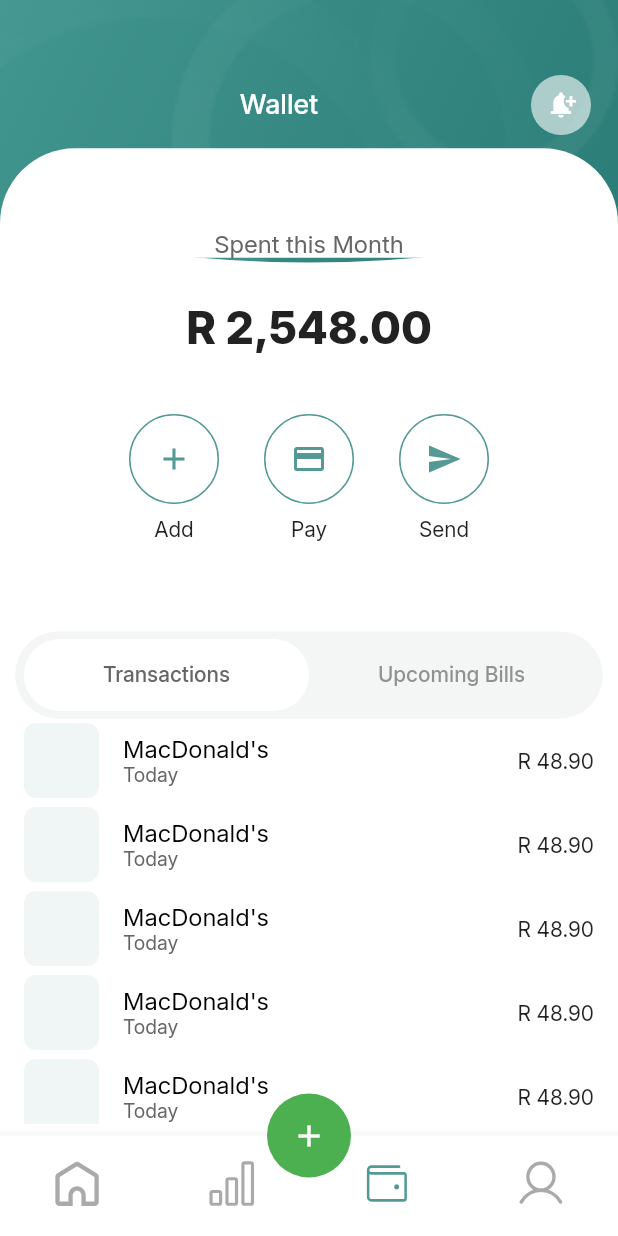
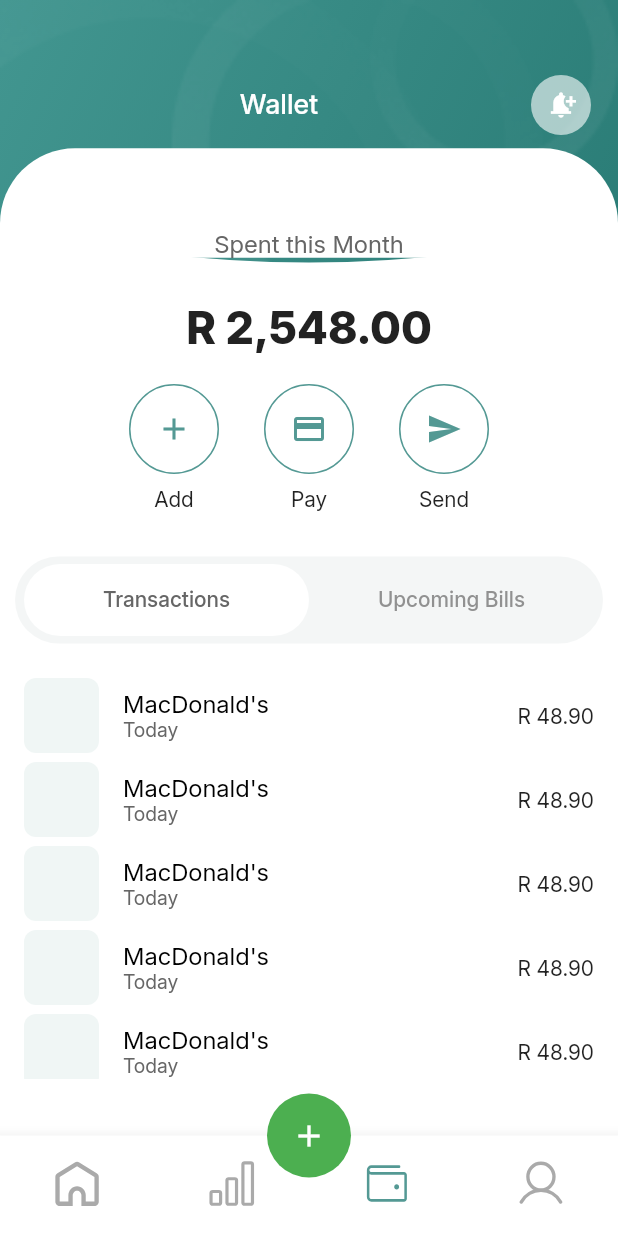
Before and after one commit to aceMediaDigital/expense_tracker, a Flutter app: the AppIndexScreen screen opened directly, item 3 of the bottom bar chosen, on a phone screen of 412 x 824 dp. Run offline on Flutter 3.47's test engine with Material 3 defaults, Android fonts, the light colour scheme and no system bars; our stand-ins replace device_info_plus, fl_chart, flutter_svg.

Commit message:
bugfix(iphone-sa): adds fixes to iphone se

```diff
--- a/lib/screens/app/wallet/wallet.dart
+++ b/lib/screens/app/wallet/wallet.dart
@@ -8,6 +8,7 @@
  */
 
 import 'package:flutter/material.dart';
+import 'package:expense_tracker/utils/utils.dart';
 
 class WalletScreen extends StatefulWidget {
 
@@ -18,10 +19,14 @@ class WalletScreen extends StatefulWidget {
 }
 
 class _WalletScreenState extends State<WalletScreen> {
+
+  bool isIphoneSeDevice = DeviceConfig().isIphoneSE;
+
   @override
   Widget build(BuildContext context) {
     Size screen = MediaQuery.of(context).size;
-    return Column(
+    return SingleChildScrollView(
+      child: Column(
        children: <Widget>[
 
          Stack(
@@ -31,7 +36,7 @@ class _WalletScreenState extends State<WalletScreen> {
                ClipPath(
                    clipper: BottomCurveWallet(),
                    child: Container(
-                   height: 200, width: screen.width,
+                     height: isIphoneSeDevice ? 170 : 200, width: screen.width,
                      decoration: BoxDecoration(
                          image: DecorationImage(
                            fit: BoxFit.cover,
@@ -49,7 +54,7 @@ class _WalletScreenState extends State<WalletScreen> {
                ),
 
                Positioned(
-                 top: 50,
+                   top: isIphoneSeDevice ? 30: 50,
                    left: 0, right: 0,
                    child: Padding(
                      padding: const EdgeInsets.symmetric(horizontal: 18.0),
@@ -105,7 +110,7 @@ class _WalletScreenState extends State<WalletScreen> {
              'R 2,548.00',
            style: TextStyle(fontSize: 30, color: Color(0XFF222222), fontWeight: FontWeight.w800),
          ),
-       SizedBox(height: 40),
+         SizedBox(height: 20),
 
          SizedBox(
            width: 240, height: 85,
@@ -161,7 +166,7 @@ class _WalletScreenState extends State<WalletScreen> {
              ],
            ),
          ),
-       SizedBox(height: 60),
+         SizedBox(height: 30),
 
          //DefaultTabController(),
          DefaultTabController(
@@ -187,6 +192,7 @@ class _WalletScreenState extends State<WalletScreen> {
                          tabs: <Widget>[Tab(text: 'Transactions'),Tab(text: 'Upcoming Bills'),]
                      ),
                    ),
+                   SizedBox(height: 20),
 
                    Container(
                        //color: Colors.red,
@@ -244,6 +250,7 @@ class _WalletScreenState extends State<WalletScreen> {
 
 
        ],
+      ),
     );
   }
 }
--- /dev/null
+++ b/lib/utils/device.dart
@@ -0,0 +1,35 @@
+/* =======================================================
+ *
+ * Created by anele on 27/07/2025.
+ *
+ * @anele_ace
+ *
+ * =======================================================
+ */
+
+import 'dart:io';
+import 'package:device_info_plus/device_info_plus.dart';
+
+class DeviceConfig {
+  static final DeviceConfig _instance = DeviceConfig._internal();
+  factory DeviceConfig() => _instance;
+  DeviceConfig._internal();
+
+  bool isIphoneSE = false;
+
+  Future<void> init() async {
+    if (!Platform.isIOS) return;
+
+    final DeviceInfoPlugin deviceInfo = DeviceInfoPlugin();
+    final IosDeviceInfo iosInfo = await deviceInfo.iosInfo;
+    final String modelCode = iosInfo.utsname.machine;
+
+    const List<String> seIdentifiers = <String>[
+      'iPhone8,4', // SE 1st gen
+      'iPhone12,8', // SE 2nd gen
+      'iPhone14,6', // SE 3rd gen
+    ];
+
+    isIphoneSE = seIdentifiers.contains(modelCode);
+  }
+}
--- a/pubspec.yaml
+++ b/pubspec.yaml
@@ -36,6 +36,7 @@ dependencies:
   cupertino_icons: ^1.0.8
   fl_chart: ^1.0.0
   flutter_svg: ^2.2.0
+  device_info_plus: ^11.5.0
   smooth_page_indicator: ^1.2.1
 
 dev_dependencies:
```
Also changed, not shown: lib/screens/app/profile/profile.dart (+9 -3 lines), lib/utils/utils.dart (added, +10 -0 lines), 8 other files. Lines whose indentation alone changed are shown as unchanged.
